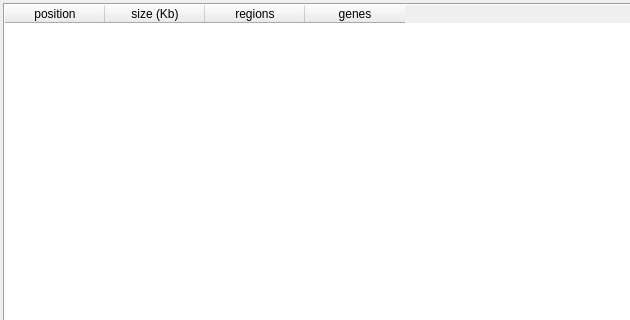
This is src/GSvar/MosaicWidget.ui in imgag/ngs-bits as Qt 5 draws it before an edit; both pictures show x 0 to 630 and y 0 to 320 of the 1200 by 800 pixel window. The edited form follows.
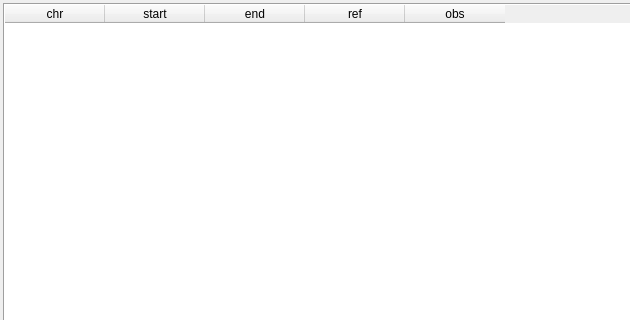
This is the edited form. Custom widgets are drawn as their Qt base class.

Commit message: add Mosaic Widget/ open IGV / variant selection

Diff of the .ui file:
```diff
--- a/src/GSvar/MosaicWidget.ui
+++ b/src/GSvar/MosaicWidget.ui
@@ -90,22 +90,27 @@
        </attribute>
        <column>
         <property name="text">
-         <string>position</string>
+         <string>chr</string>
         </property>
        </column>
        <column>
         <property name="text">
-         <string>size (Kb)</string>
+         <string>start</string>
         </property>
        </column>
        <column>
         <property name="text">
-         <string>regions</string>
+         <string>end</string>
         </property>
        </column>
        <column>
         <property name="text">
-         <string>genes</string>
+         <string>ref</string>
+        </property>
+       </column>
+       <column>
+        <property name="text">
+         <string>obs</string>
         </property>
        </column>
       </widget>
```
Left out of the diff: 4 changed lines with no effect on the pictures. The commit also changes 3 other files.
